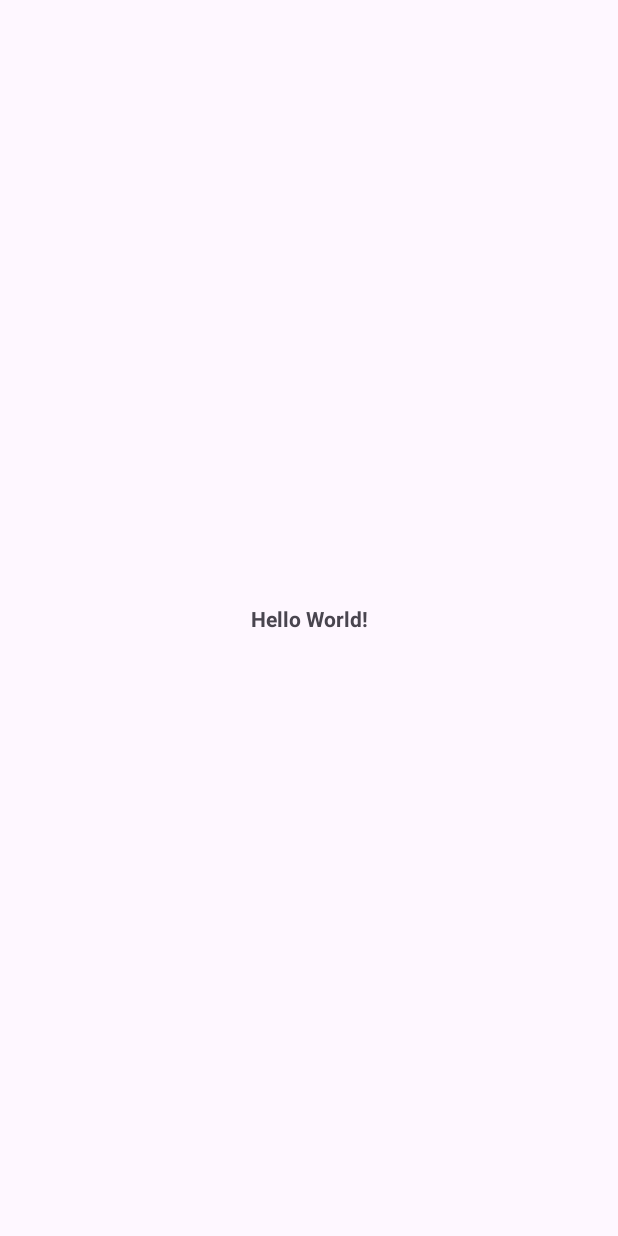
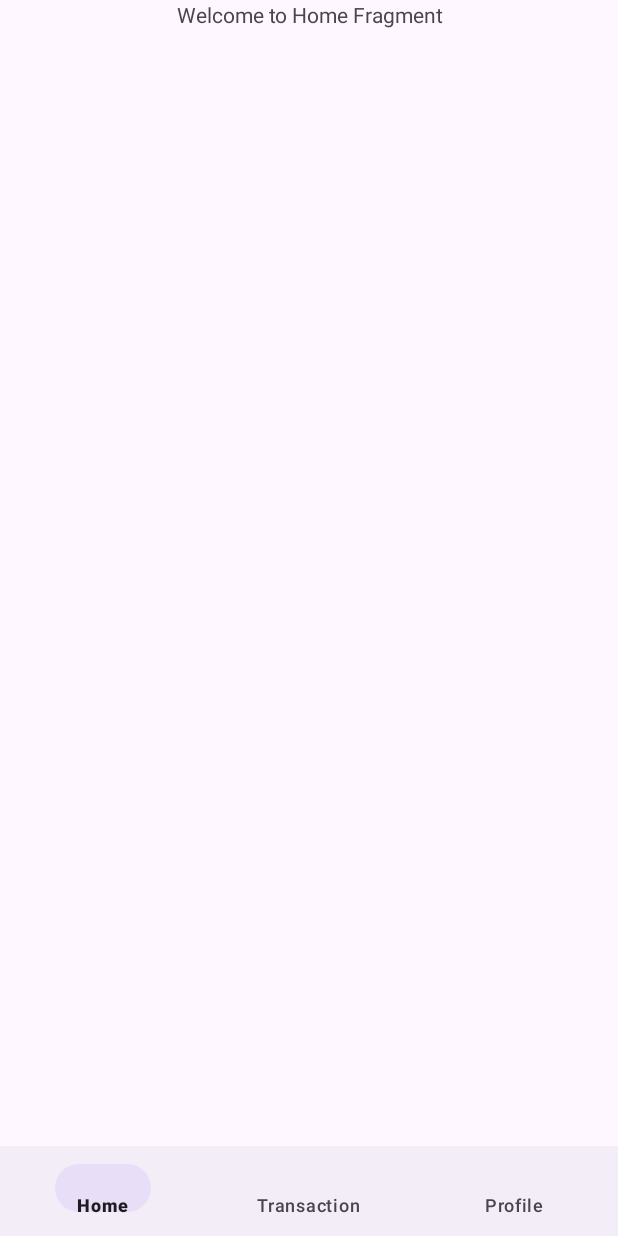
Before and after one commit to marissangls/ConcertX, an Android app: the screen it shows after launch (MainActivity before the commit, HomeActivity after it), on a phone screen of 412 x 824 dp. Before the commit the screen is almost empty. Run offline under Robolectric (Android 15) with nearby library versions, the phone set to English and light mode, and no system bars.

Commit message:
feat: navbar template / container

```diff
--- a/app/src/main/java/com/example/concertx/MainActivity.kt
+++ /dev/null
@@ -1,20 +0,0 @@
-package com.example.concertx
-
-import android.os.Bundle
-import androidx.activity.enableEdgeToEdge
-import androidx.appcompat.app.AppCompatActivity
-import androidx.core.view.ViewCompat
-import androidx.core.view.WindowInsetsCompat
-
-class MainActivity : AppCompatActivity() {
-    override fun onCreate(savedInstanceState: Bundle?) {
-        super.onCreate(savedInstanceState)
-        enableEdgeToEdge()
-        setContentView(R.layout.activity_main)
-        ViewCompat.setOnApplyWindowInsetsListener(findViewById(R.id.main)) { v, insets ->
-            val systemBars = insets.getInsets(WindowInsetsCompat.Type.systemBars())
-            v.setPadding(systemBars.left, systemBars.top, systemBars.right, systemBars.bottom)
-            insets
-        }
-    }
-}
--- /dev/null
+++ b/app/src/main/java/com/example/concertx/ui/home/HomeActivity.kt
@@ -0,0 +1,46 @@
+package com.example.concertx.ui.home
+
+import android.os.Bundle
+import androidx.appcompat.app.AppCompatActivity
+import androidx.fragment.app.Fragment
+import com.example.concertx.R
+import com.google.android.material.bottomnavigation.BottomNavigationView
+
+class HomeActivity : AppCompatActivity() {
+
+    lateinit var bottomNav : BottomNavigationView
+
+    override fun onCreate(savedInstanceState: Bundle?) {
+        super.onCreate(savedInstanceState)
+        setContentView(R.layout.activity_home)
+
+        bottomNav = findViewById<BottomNavigationView>(R.id.bottomNav)
+        bottomNav.setOnItemSelectedListener {
+            when (it.itemId){
+                R.id.home -> {
+                    loadFragment(HomeFragment())
+                    true
+                }
+                R.id.transaction -> {
+                    loadFragment(TransactionFragment())
+                    true
+                }
+                R.id.profile -> {
+                    loadFragment(ProfileFragment())
+                    true
+                }
+                else -> false
+            }
+        }
+        // agar pertama kali buka Home page, langsung menampilkan fragment Home
+        if(savedInstanceState == null){
+            bottomNav.selectedItemId = R.id.home
+        }
+    }
+
+    private fun loadFragment(fragment: Fragment){
+        val transaction = supportFragmentManager.beginTransaction()
+        transaction.replace(R.id.container, fragment)
+        transaction.commit()
+    }
+}
--- /dev/null
+++ b/app/src/main/java/com/example/concertx/ui/home/HomeFragment.kt
@@ -0,0 +1,10 @@
+package com.example.concertx.ui.home
+
+import androidx.fragment.app.Fragment
+import com.example.concertx.R
+
+class HomeFragment : Fragment(R.layout.home_fragment) {
+//    override fun onCreate(savedInstanceState: Bundle?) {
+//        super.onCreate(savedInstanceState)
+//    }
+}
--- /dev/null
+++ b/app/src/main/res/layout/activity_home.xml
@@ -0,0 +1,29 @@
+<?xml version="1.0" encoding="utf-8"?>
+<androidx.constraintlayout.widget.ConstraintLayout xmlns:android="http://schemas.android.com/apk/res/android"
+    xmlns:app="http://schemas.android.com/apk/res-auto"
+    xmlns:tools="http://schemas.android.com/tools"
+    android:id="@+id/main"
+    android:layout_width="match_parent"
+    android:layout_height="match_parent"
+    tools:context=".ui.home.HomeActivity">
+
+    <androidx.fragment.app.FragmentContainerView
+        android:id="@+id/container"
+        android:layout_width="0dp"
+        android:layout_height="0dp"
+        app:layout_constraintTop_toTopOf="parent"
+        app:layout_constraintBottom_toTopOf="@id/bottomNav"
+        app:layout_constraintStart_toStartOf="parent"
+        app:layout_constraintEnd_toEndOf="parent" />
+
+    <com.google.android.material.bottomnavigation.BottomNavigationView
+        android:id="@+id/bottomNav"
+        android:layout_width="match_parent"
+        android:layout_height="60dp"
+        app:layout_constraintBottom_toBottomOf="parent"
+        app:layout_constraintEnd_toEndOf="parent"
+        app:layout_constraintStart_toStartOf="parent"
+        app:menu="@menu/nav_menu"
+        />
+
+</androidx.constraintlayout.widget.ConstraintLayout>
--- a/app/src/main/res/layout/activity_main.xml
+++ /dev/null
@@ -1,20 +0,0 @@
-<?xml version="1.0" encoding="utf-8"?>
-<androidx.constraintlayout.widget.ConstraintLayout xmlns:android="http://schemas.android.com/apk/res/android"
-    xmlns:app="http://schemas.android.com/apk/res-auto"
-    xmlns:tools="http://schemas.android.com/tools"
-    android:id="@+id/main"
-    android:layout_width="match_parent"
-    android:layout_height="match_parent"
-    tools:context=".MainActivity">
-
-    <TextView
-        android:layout_width="wrap_content"
-        android:layout_height="wrap_content"
-        android:text="Hello World!"
-        android:textStyle="bold"
-        app:layout_constraintBottom_toBottomOf="parent"
-        app:layout_constraintEnd_toEndOf="parent"
-        app:layout_constraintStart_toStartOf="parent"
-        app:layout_constraintTop_toTopOf="parent" />
-
-</androidx.constraintlayout.widget.ConstraintLayout>
--- /dev/null
+++ b/app/src/main/res/layout/home_fragment.xml
@@ -0,0 +1,14 @@
+<?xml version="1.0" encoding="utf-8"?>
+<androidx.constraintlayout.widget.ConstraintLayout xmlns:android="http://schemas.android.com/apk/res/android"
+    android:layout_width="match_parent"
+    android:layout_height="match_parent"
+    xmlns:tools="http://schemas.android.com/tools"
+    xmlns:app="http://schemas.android.com/apk/res-auto"
+    tools:context=".ui.home.HomeFragment">
+
+    <TextView
+        android:layout_width="match_parent"
+        android:layout_height="match_parent"
+        android:text="Welcome to Home Fragment"
+        android:textAlignment="center"/>
+</androidx.constraintlayout.widget.ConstraintLayout>
--- /dev/null
+++ b/app/src/main/res/menu/nav_menu.xml
@@ -0,0 +1,12 @@
+<?xml version="1.0" encoding="utf-8"?>
+<menu xmlns:android="http://schemas.android.com/apk/res/android">
+    <item
+        android:id="@+id/home"
+        android:title="Home"/>
+    <item
+        android:id="@+id/transaction"
+        android:title="Transaction"/>
+    <item
+        android:id="@+id/profile"
+        android:title="Profile"/>
+</menu>
--- a/app/src/main/res/values/strings.xml
+++ b/app/src/main/res/values/strings.xml
@@ -1,3 +1,5 @@
 <resources>
     <string name="app_name">ConcertX</string>
+    <!-- TODO: Remove or change this placeholder text -->
+    <string name="hello_blank_fragment">Hello blank fragment</string>
 </resources>
```
Also changed, not shown: app/src/main/AndroidManifest.xml (+4 -4 lines), app/src/main/java/com/example/concertx/ui/home/ProfileFragment.kt (added, +10 -0 lines), app/src/main/java/com/example/concertx/ui/home/TransactionFragment.kt (added, +10 -0 lines), app/src/main/res/layout/profile_fragment.xml (added, +14 -0 lines), app/src/main/res/layout/transaction_fragment.xml (added, +14 -0 lines).
